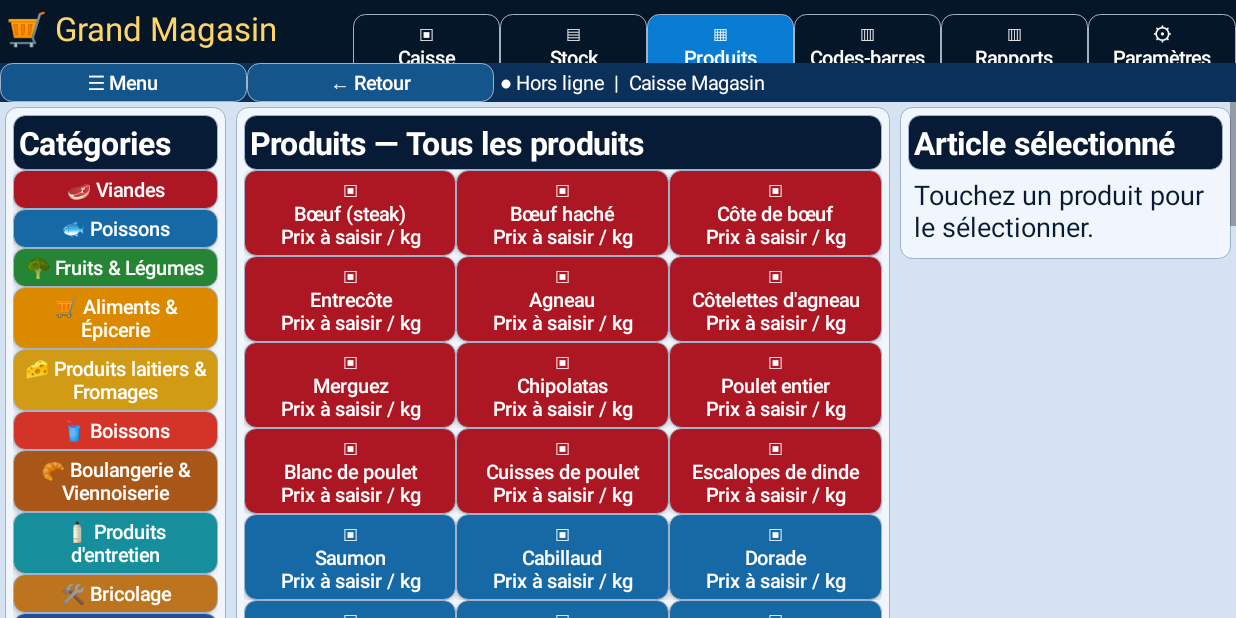
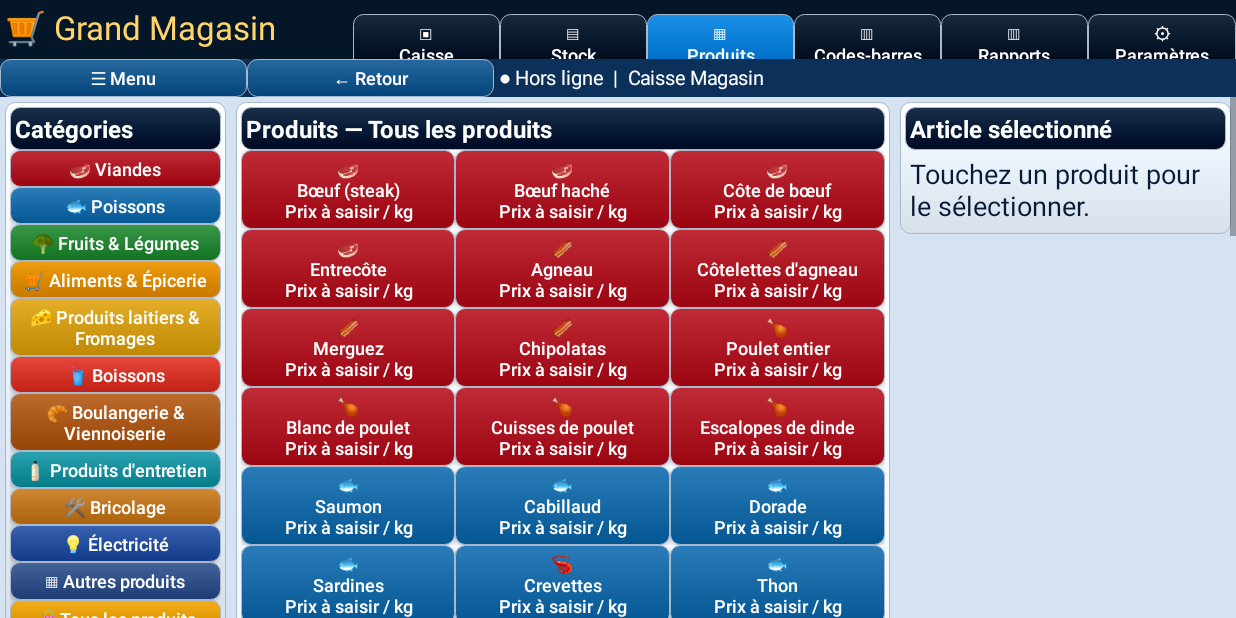
Before and after one commit to hadjahmedkad-ui/Caisse-Magasin, an Android app: the screen it shows after launch (MainActivity), after a tap on an icon or button, on a phone screen of 824 x 412 dp (held sideways). Run offline under Robolectric (Android 15) with nearby library versions, the phone set to English and light mode, and no system bars; 3 other taps on this screen came first.

Commit message:
Harmoniser dimensions, dégradés, contrastes et pictogrammes produits

```diff
--- a/app/src/main/java/com/caissemagasin/app/MainActivity.java
+++ b/app/src/main/java/com/caissemagasin/app/MainActivity.java
@@ -17,6 +17,7 @@ public class MainActivity extends Activity {
  String[] cats={"Viandes","Poissons","Fruits & Légumes","Aliments & Épicerie","Produits laitiers & Fromages","Boissons","Boulangerie & Viennoiserie","Produits d'entretien","Bricolage","Électricité","Autres produits","Tous les produits"};
  String[] catIcons={"🥩","🐟","🥦","🛒","🧀","🥤","🥐","🧴","🛠","💡","▦","🛍"};
  int[] catColors={0xffad1723,0xff1669a5,0xff258535,0xffdb8a00,0xffd19b16,0xffd43327,0xffa85718,0xff168e9b,0xffbd741e,0xff244d9b,0xff304f86,0xffdf9a06};
+ String productIcon(String name){String n=name.toLowerCase(Locale.ROOT);if(n.contains("bœuf")||n.contains("steak")||n.contains("entrecôte"))return "🥩";if(n.contains("poulet")||n.contains("dinde"))return "🍗";if(n.contains("agneau")||n.contains("merguez")||n.contains("chipolata"))return "🥓";if(n.contains("saumon")||n.contains("thon")||n.contains("cabillaud")||n.contains("sardine")||n.contains("dorade"))return "🐟";if(n.contains("crevette"))return "🦐";if(n.contains("pomme")||n.contains("orange")||n.contains("banane")||n.contains("fraise"))return "🍎";if(n.contains("tomate")||n.contains("carotte")||n.contains("salade"))return "🥬";if(n.contains("lait")||n.contains("yaourt"))return "🥛";if(n.contains("fromage")||n.contains("emmental")||n.contains("camembert"))return "🧀";if(n.contains("baguette")||n.contains("pain"))return "🥖";if(n.contains("croissant"))return "🥐";if(n.contains("eau")||n.contains("jus")||n.contains("soda"))return "🥤";if(n.contains("lessive")||n.contains("nettoyant"))return "🧴";if(n.contains("ampoule"))return "💡";return "🛒";}
  String[] units={"pièce","kg","g","L","mL","bouteille","canette","boîte","carton","sachet","pack","paquet","barquette","pot","bidon","rouleau"};
  @Override public void onCreate(Bundle b){super.onCreate(b);getWindow().getDecorView().setSystemUiVisibility(View.SYSTEM_UI_FLAG_FULLSCREEN);load();show("Caisse");}
  JSONObject item(String name,String cat,String code,String unit,double cost,double price,double stock){JSONObject o=new JSONObject();try{o.put("name",name);o.put("cat",cat);o.put("code",code);o.put("unit",unit);o.put("cost",cost);o.put("price",price);o.put("stock",stock);}catch(Exception e){}return o;}
@@ -40,11 +41,13 @@ public class MainActivity extends Activity {
   void save(){try{JSONObject d=new JSONObject();d.put("products",new JSONArray(products));d.put("cart",new JSONArray(cart));d.put("sales",new JSONArray(sales));getPreferences(0).edit().putString("data",d.toString()).apply();}catch(Exception e){}}
  LinearLayout col(){LinearLayout x=new LinearLayout(this);x.setOrientation(1);return x;}
  LinearLayout row(){LinearLayout x=new LinearLayout(this);x.setOrientation(0);return x;}
- GradientDrawable bg(int c){GradientDrawable g=new GradientDrawable();g.setColor(c);g.setCornerRadius(12);g.setStroke(1,0xff9fb2c9);return g;}
- TextView txt(String s,int size,int color){TextView t=new TextView(this);t.setText(s);t.setTextColor(color);t.setTextSize(size);t.setPadding(6,6,6,6);return t;}
- Button btn(String s,int c,Runnable action){Button b=new Button(this);b.setAllCaps(false);b.setText(s);b.setTextSize(13);b.setMinHeight(0);b.setMinimumHeight(0);b.setTextColor(Color.WHITE);b.setBackground(bg(c));b.setPadding(5,6,5,6);b.setOnClickListener(v->action.run());return b;}
+ int lighten(int c){return Color.rgb(Math.min(255,Color.red(c)+20),Math.min(255,Color.green(c)+20),Math.min(255,Color.blue(c)+20));}
+ int shade(int c){return Color.rgb(Math.max(0,Color.red(c)-18),Math.max(0,Color.green(c)-18),Math.max(0,Color.blue(c)-18));}
+ GradientDrawable bg(int c){GradientDrawable g=new GradientDrawable(GradientDrawable.Orientation.TOP_BOTTOM,new int[]{lighten(c),c,shade(c)});g.setCornerRadius(10);g.setStroke(1,0xffa9b9cc);return g;}
+ TextView txt(String s,int size,int color){TextView t=new TextView(this);t.setText(s);t.setTextColor(color);t.setTextSize(size);t.setPadding(5,5,5,5);return t;}
+ Button btn(String s,int c,Runnable action){Button b=new Button(this);b.setAllCaps(false);b.setText(s);b.setTextSize(12);b.setMinHeight(0);b.setMinimumHeight(0);b.setTextColor(Color.WHITE);b.setBackground(bg(c));b.setPadding(5,6,5,6);b.setOnClickListener(v->action.run());return b;}
  void add(LinearLayout p,View v,float w){p.addView(v,new LinearLayout.LayoutParams(0,-2,w));}
- LinearLayout panel(LinearLayout p,String title){LinearLayout x=col();x.setPadding(8,8,8,8);x.setBackground(bg(0xfff1f6fc));LinearLayout.LayoutParams lp=new LinearLayout.LayoutParams(-1,-2);lp.setMargins(5,5,5,5);p.addView(x,lp);TextView h=txt(title,21,Color.WHITE);h.setTypeface(null,Typeface.BOLD);h.setBackground(bg(navy));x.addView(h);return x;}
+ LinearLayout panel(LinearLayout p,String title){LinearLayout x=col();x.setPadding(5,5,5,5);x.setBackground(bg(0xffe9f1fb));LinearLayout.LayoutParams lp=new LinearLayout.LayoutParams(-1,-2);lp.setMargins(5,5,5,5);p.addView(x,lp);TextView h=txt(title,16,Color.WHITE);h.setTypeface(null,Typeface.BOLD);h.setBackground(bg(navy));x.addView(h);return x;}
  EditText field(String hint,String val){EditText e=new EditText(this);e.setSingleLine(true);e.setHint(hint);e.setText(val);e.setTextSize(18);e.setBackground(bg(Color.WHITE));e.setPadding(10,10,10,10);return e;}
  Spinner spin(String[] a){Spinner s=new Spinner(this);s.setAdapter(new ArrayAdapter<String>(this,android.R.layout.simple_spinner_dropdown_item,a));return s;}
  double num(String s){try{return Double.parseDouble(s.replace(',','.'));}catch(Exception e){return 0;}}
@@ -114,7 +117,7 @@ public class MainActivity extends Activity {
  if(category!=null&&!category.equals(p.optString("cat")))continue;
  if(count%3==0){grid=row();list.addView(grid);}
  count++;
- String label="▣\n"+p.optString("name")+"\n"+(p.optDouble("price")>0?eur(p.optDouble("price")):"Prix à saisir")+" / "+p.optString("unit");
+ String label=productIcon(p.optString("name"))+"\n"+p.optString("name")+"\n"+(p.optDouble("price")>0?eur(p.optDouble("price")):"Prix à saisir")+" / "+p.optString("unit");
  int color=catColors[Math.max(0,Arrays.asList(cats).indexOf(p.optString("cat")))];
  add(grid,btn(label,color,()->{chosen=p.optString("name");chosenCode=p.optString("code");produits(category);}),1);
  }
```
